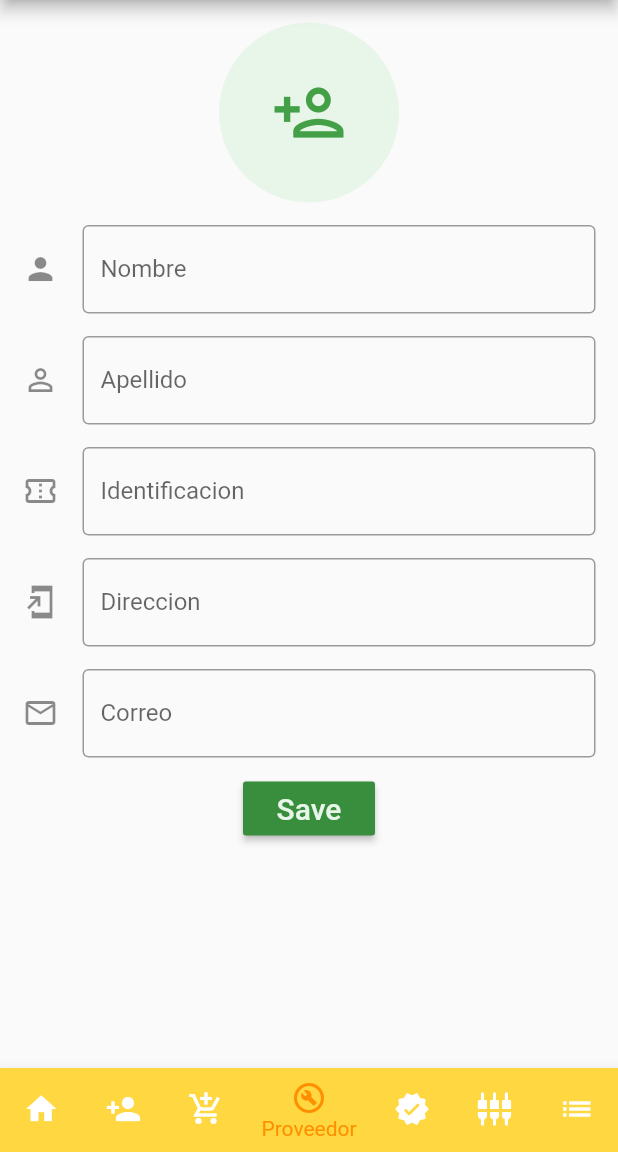
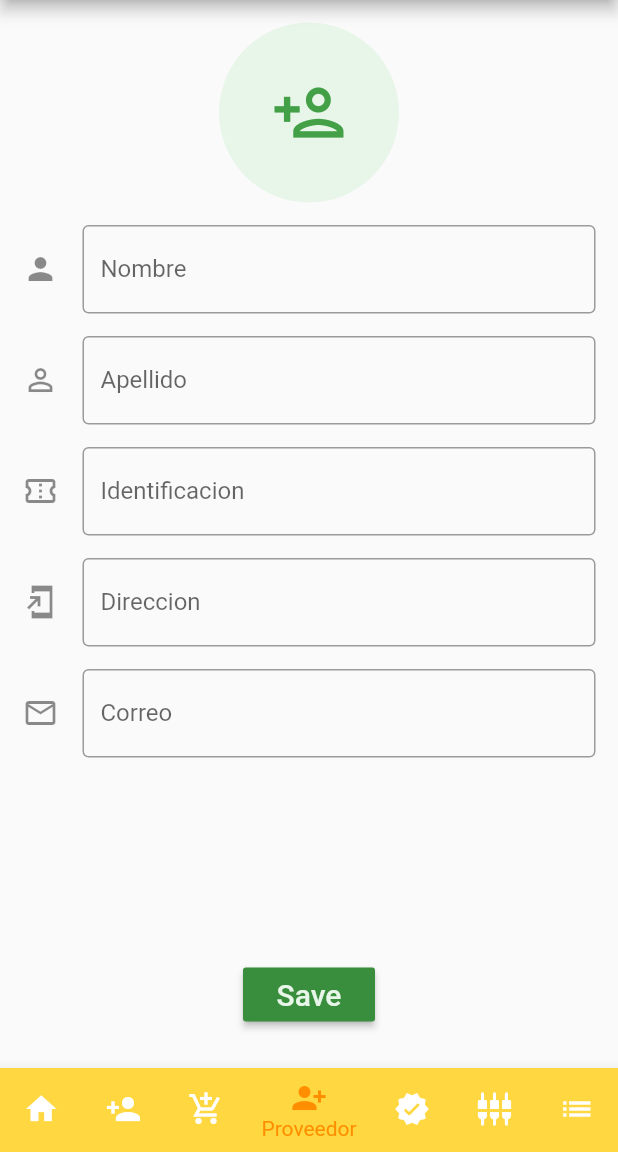
Before and after one commit to ByronSilvaOlvera/Flutter-pro-cli-inv, a Flutter app: the screen it shows after launch, item 4 of the bottom bar chosen, on a phone screen of 412 x 824 dp, the part 84-1236 px from its top. Run offline on Flutter 3.47's test engine with Material 2 defaults, Android fonts, the phone set to English and light mode, and no system bars.

```diff
--- a/lib/pages/cliente_page.dart
+++ b/lib/pages/cliente_page.dart
@@ -12,6 +12,7 @@ class ClientePage extends StatelessWidget {
     return Container(
         child: Padding(
           padding: EdgeInsets.all(15.0),
+          child: SingleChildScrollView(
                 child: Column(
                 //mainAxisAlignment: MainAxisAlignment.spaceEvenly,
                 //crossAxisAlignment: CrossAxisAlignment.start ,
@@ -29,6 +30,7 @@ class ClientePage extends StatelessWidget {
 
                 ],
 
+              ),
           ),
           ),
 
--- a/lib/pages/home_page.dart
+++ b/lib/pages/home_page.dart
@@ -30,9 +30,8 @@ class _HomePageState extends State<HomePage> {
         title: Text('Sistema de Logistico'),
       ),
 
-      body: SingleChildScrollView(
-        child: _setbody() ,
-      ),
+      body: _setbody() ,
+
 
       //bottomNavigationBar: NavigationBotton()
       bottomNavigationBar:BottomNavigationBar(
@@ -40,10 +39,10 @@ class _HomePageState extends State<HomePage> {
           _itemBtnNavigator(Icon(Icons.home)  , 'Home'),
           _itemBtnNavigator(Icon(Icons.person_add), 'Cliente'),
           _itemBtnNavigator(Icon(Icons.add_shopping_cart_sharp), 'Producto'),
-          _itemBtnNavigator(Icon(Icons.build_circle_outlined), 'Proveedor'),
+          _itemBtnNavigator(Icon(Icons.person_add_alt_1), 'Proveedor'),
           _itemBtnNavigator(Icon(Icons.verified_rounded), 'Venta'),
           _itemBtnNavigator(Icon(Icons.settings_input_composite_rounded), 'Compra'),
-          _itemBtnNavigator(Icon(Icons.list), 'Vistas'),
+          _itemBtnNavigator(Icon(Icons.list), 'Listados'),
 
         ],
         currentIndex: index ,
```
Also changed, not shown: lib/pages/list-pages/list-cliente.dart (+27 -15 lines), lib/pages/list-pages/list-option.dart (+7 -5 lines). Lines whose indentation alone changed are shown as unchanged.
